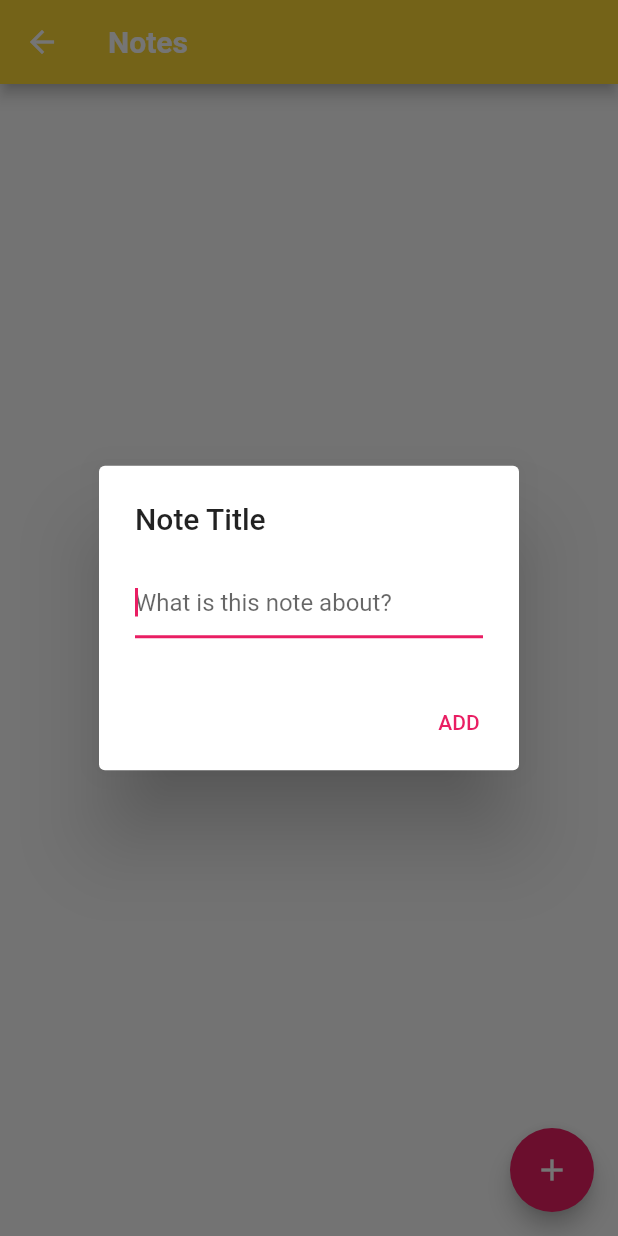
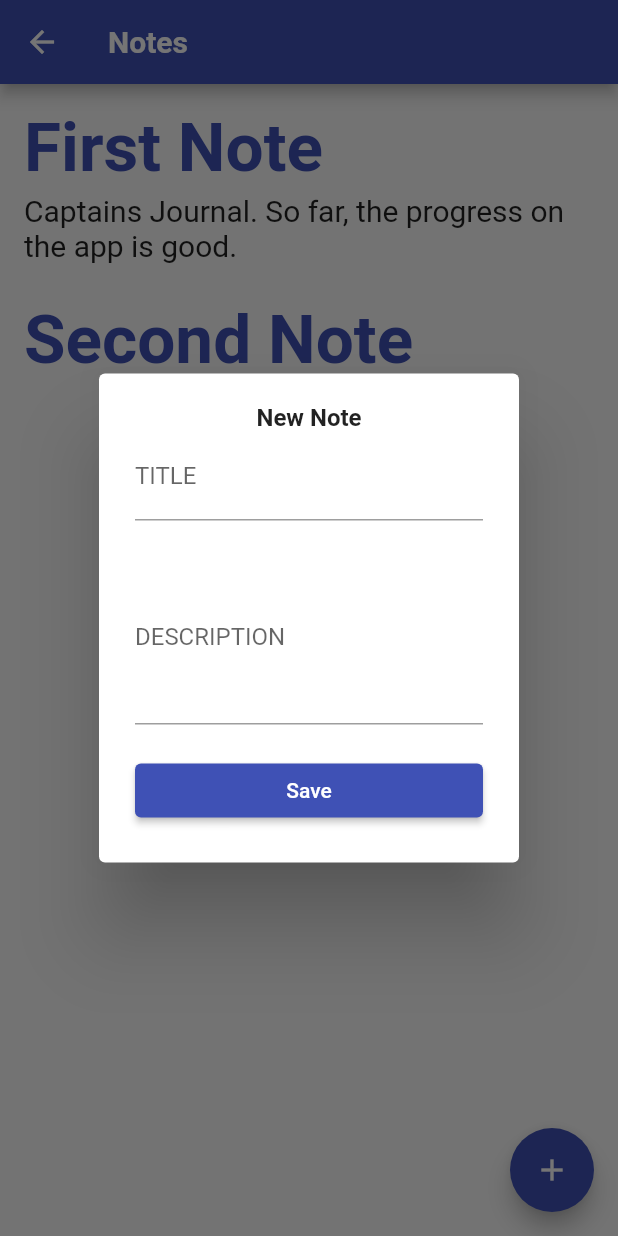
Before and after one commit to albertoMihailSala/productivity_app, a Flutter app: the NoteMenu screen opened directly, after a tap on the "add" icon, on a phone screen of 412 x 824 dp. Run offline on Flutter 3.47's test engine with Material 2 defaults, Android fonts, the phone set to English and light mode, and no system bars; drawn by our look-alikes of flutter_slidable; our stand-ins replace email_validator, firebase_auth, firebase_core; accounts and stored records are empty.

Commit message:
UI Update - Display / Add / Edit / Delete Notes

```diff
--- a/lib/main.dart
+++ b/lib/main.dart
@@ -1,6 +1,8 @@
 import 'package:flutter/material.dart';
 import 'package:firebase_core/firebase_core.dart';
 import 'package:firebase_auth/firebase_auth.dart';
+import 'package:productivity_app/provider/note_provider.dart';
+import 'package:provider/provider.dart';
 import 'auth_page.dart';
 import 'verify_email_page.dart';
 import 'utils.dart';
@@ -8,6 +10,7 @@ import 'utils.dart';
 //ignore_for_file: prefer_const_constructors
 
 //void main () => runApp(MyApp());
+//FIREBASE SYNTAX
 Future main() async {
   WidgetsFlutterBinding.ensureInitialized();
   await Firebase.initializeApp();
@@ -20,21 +23,22 @@ final navigatorKey = GlobalKey<NavigatorState>();
 
 class MyApp extends StatelessWidget{
   @override
-  Widget build(BuildContext context){
-    return MaterialApp(
+  Widget build(BuildContext context) => ChangeNotifierProvider(
+    create: (context) => NoteProvider(),
+    child: MaterialApp(
       //For Utils
       scaffoldMessengerKey: Utils.messengerKey,
       //For Sign Up - Sign In navigation
       navigatorKey: navigatorKey,
       title: 'ProductivityApp',
       theme: ThemeData(
-        primarySwatch: Colors.pink,
+        primarySwatch: Colors.indigo,
       ),
       home: Authentication(),
       //Disables Debug banner
       debugShowCheckedModeBanner: false,
-    );
-  }
+    ),
+  );
 }
 
 class Authentication extends StatelessWidget{
--- a/lib/menu.dart
+++ b/lib/menu.dart
@@ -9,7 +9,7 @@ class Menu extends StatelessWidget{
   @override
   Widget build(BuildContext context){
     //Informații utilizator
-    final user = FirebaseAuth.instance.currentUser!;
+    //final user = FirebaseAuth.instance.currentUser!;
 
     return Scaffold(
       //Centering the buttons
@@ -26,6 +26,7 @@ class Menu extends StatelessWidget{
             //<ProductivityApp Logo>
             Text("What do you need?",
               style: TextStyle(
+                color: Theme.of(context).colorScheme.primary,
                 fontSize: 40,
                 fontWeight: FontWeight.bold,
               ),
@@ -100,14 +101,14 @@ class Menu extends StatelessWidget{
               ),
             ),
             SizedBox(
-              height: 10,
+              height: 20,
             ),
             ElevatedButton(
                 onPressed: () => FirebaseAuth.instance.signOut(),
                 child: Text('Sign Out'),
             ),
             SizedBox(
-              height: 30,
+              height: 20,
             ),
             //Politehnica Logo
             Image.asset('assets/Logo_Politehnica.png', height: 110, width: 110,),
--- /dev/null
+++ b/lib/notes/add_note_popup.dart
@@ -0,0 +1,63 @@
+import 'package:flutter/material.dart';
+import 'note_form_widget.dart';
+import 'note_class.dart';
+import 'package:provider/provider.dart';
+import 'package:productivity_app/provider/note_provider.dart';
+//ignore_for_file: prefer_const_constructors
+
+class AddNotePopup extends StatefulWidget {
+  //const AddNotePopup({Key? key}) : super(key: key);
+
+  @override
+  State<AddNotePopup> createState() => _AddNotePopupState();
+}
+
+class _AddNotePopupState extends State<AddNotePopup> {
+  //GLOBAL KEY TO VALIDATE TITLE
+  final _formKey = GlobalKey<FormState>();
+  String title = '';
+  String description = '';
+
+  @override
+  Widget build(BuildContext context) => AlertDialog(
+    content: Form(
+      key: _formKey,
+      child: Column(
+        mainAxisSize: MainAxisSize.min,
+        children: [
+          Text(
+              'New Note',
+              style: TextStyle(
+                fontWeight: FontWeight.bold,
+              ),
+              textAlign: TextAlign.center,
+          ),
+          NoteFormWidget(
+            onChangedTitle: (title) => setState(() => this.title = title),
+            onChangedDescription: (description) => setState(() => this.description = description),
+            onSavedNote: addNote,
+          ),
+        ],
+      ),
+    ),
+  );
+
+  void addNote() {
+    final isValid = _formKey.currentState!.validate();
+
+    if(!isValid){
+      return;
+    }
+    else {
+      final newNote = Note(
+        id: DateTime.now().toString(),
+        title: title,
+        description: description,
+      );
+      final provider = Provider.of<NoteProvider>(context, listen: false);
+      provider.addNote(newNote);
+      //HIDE ALERT DIALOG
+      Navigator.of(context).pop();
+    }
+  }
+}
--- /dev/null
+++ b/lib/notes/edit_note_page.dart
@@ -0,0 +1,70 @@
+import 'package:flutter/material.dart';
+import 'package:productivity_app/notes/note_form_widget.dart';
+import 'note_class.dart';
+import 'note_form_widget.dart';
+import 'package:provider/provider.dart';
+import 'package:productivity_app/provider/note_provider.dart';
+//ignore_for_file: prefer_const_constructors
+
+class EditNotePage extends StatefulWidget {
+  final Note note;
+
+  const EditNotePage({
+    Key? key,
+    required this.note
+  }) : super(key: key);
+
+  @override
+  State<EditNotePage> createState() => _EditNotePageState();
+}
+
+class _EditNotePageState extends State<EditNotePage> {
+  String title ='';
+  String description = '';
+
+  final _formKey = GlobalKey<FormState>();
+
+  @override
+  void initState(){
+    super.initState();
+    //TAKE THE CURRENT TITLE & DESCRIPTION
+    title = widget.note.title;
+    description = widget.note.description;
+  }
+
+  @override
+  Widget build(BuildContext context) => Scaffold (
+    appBar: AppBar(
+      title: Text('Edit note'),
+    ),
+    body: Padding(
+      padding: EdgeInsets.all(16),
+      child: Form(
+        key: _formKey,
+        child: NoteFormWidget(
+          title: title,
+          description: description,
+          onChangedTitle: (title) => setState(() => this.title = title),
+          onChangedDescription: (description) =>
+            setState(() => this.description = description),
+          onSavedNote: saveEditedNote,
+        ),
+      ),
+    ),
+  );
+
+  void saveEditedNote() {
+    final isValid = _formKey.currentState!.validate();
+
+    if (!isValid){
+      return;
+    }
+    else {
+      final provider = Provider.of<NoteProvider>(context, listen: false);
+
+      provider.updateNote(widget.note, title, description);
+      //EXIT EDIT PAGE AFTER UPDATE
+      Navigator.of(context).pop();
+    }
+  }
+}
--- /dev/null
+++ b/lib/notes/note_class.dart
@@ -0,0 +1,11 @@
+class Note {
+  String id;
+  String title;
+  String description;
+
+  Note({
+    this.id ='',
+    required this.title,
+    this.description = '',
+  });
+}
--- a/lib/notes/note_detail.dart
+++ /dev/null
@@ -1,27 +0,0 @@
-import 'package:flutter/material.dart';
-//ignore_for_file: prefer_const_constructors
-
-class NoteDetail extends StatefulWidget {
-  //const NoteDetail({Key? key}) : super(key: key);
-
-  @override
-  State<NoteDetail> createState() => _NoteDetailState();
-}
-
-//Editing the note
-class _NoteDetailState extends State<NoteDetail> {
-  @override
-  Widget build(BuildContext context) {
-    return Scaffold(
-      appBar: AppBar(
-        title: Text('Note Details'),
-      ),
-
-      body: Center(
-        child: ListView(
-
-        ),
-      )
-    );
-  }
-}
--- /dev/null
+++ b/lib/notes/note_form_widget.dart
@@ -0,0 +1,80 @@
+import 'package:flutter/material.dart';
+//ignore_for_file: prefer_const_constructors
+
+class NoteFormWidget extends StatelessWidget {
+  final String title;
+  final String description;
+  final ValueChanged<String> onChangedTitle;
+  final ValueChanged<String> onChangedDescription;
+  final VoidCallback onSavedNote;
+
+  //CONSTRUCTOR
+  const NoteFormWidget({
+    Key? key,
+    this.title = '',
+    this.description = '',
+    required this.onChangedTitle,
+    required this.onChangedDescription,
+    required this. onSavedNote,
+  }) : super(key: key);
+
+  @override
+  Widget build(BuildContext context) => Column(
+    //mainAxisAlignment: MainAxisAlignment.center,
+    mainAxisSize: MainAxisSize.min,
+    crossAxisAlignment: CrossAxisAlignment.center,
+    children: [
+      buildTitle(),
+      SizedBox(height: 20),
+      buildDescription(),
+      SizedBox(height: 20),
+      buildSaveButton(),
+    ],
+  );
+
+  Widget buildTitle() => TextFormField(
+    //TITLE FIELD ALWAYS STARTS EMPTY
+    initialValue: title,
+    //GIVING THE TITLE THE CHARACTERS
+    onChanged: onChangedTitle,
+
+    //MAXIMUM LINES ALLOWED
+    maxLines: 1,
+
+    //TITLE CAN'T BE EMPTY
+    validator: (title){
+      if(title!.isEmpty){
+        return 'Title cannot be empty';
+      }
+      return null;
+    },
+
+    decoration: InputDecoration(
+        labelText: 'TITLE'),
+  );
+
+  Widget buildDescription() => TextFormField(
+    //TITLE FIELD ALWAYS STARTS EMPTY
+    initialValue: description,
+    //GIVING THE TITLE THE CHARACTERS
+    onChanged: onChangedDescription,
+
+    //MAXIMUM LINES ALLOWED
+    maxLines: 4,
+
+    decoration: InputDecoration(
+        labelText: 'DESCRIPTION'),
+  );
+
+  Widget buildSaveButton() => SizedBox(
+    //ALOWS SAVE BUTTON TO TAKE THE WHOLE WIDTH
+    width: double.infinity,
+    child: ElevatedButton(
+              onPressed: onSavedNote,
+              child: Text(
+                        'Save',
+                        textAlign: TextAlign.center
+                         ),
+            ),
+  );
+}
--- /dev/null
+++ b/lib/notes/note_list_widget.dart
@@ -0,0 +1,38 @@
+import 'package:flutter/material.dart';
+import 'package:provider/provider.dart';
+import 'note_widget.dart';
+import 'package:productivity_app/provider/note_provider.dart';
+//ignore_for_file: prefer_const_constructors
+
+class NoteListWidget extends StatelessWidget {
+  //const NoteListWidget({Key? key}) : super(key: key);
+
+  @override
+  Widget build(BuildContext context) {
+    final provider = Provider.of<NoteProvider>(context);
+    final notes = provider.notes;
+
+    return notes.isEmpty
+      ? Center(
+      child: Text(
+        'THE NOTE LIST IS EMPTY',
+        style: TextStyle(
+          fontWeight: FontWeight.bold,
+          fontSize: 20,
+            ),
+          ),
+      )
+      : ListView.separated(
+          //BOUNCING EFFECT
+          physics: BouncingScrollPhysics(),
+          padding: EdgeInsets.all(16),
+          itemBuilder: (context, index) {
+            final note = notes[index];
+
+            return NoteWidget(note: note);
+          },
+          separatorBuilder: (context, index) => Container(height: 25),
+          itemCount: notes.length);
+
+  }
+}
--- a/lib/notes/note_menu.dart
+++ b/lib/notes/note_menu.dart
@@ -1,4 +1,8 @@
 import 'package:flutter/material.dart';
+import 'package:productivity_app/provider/note_provider.dart';
+import 'package:provider/provider.dart';
+import 'add_note_popup.dart';
+import 'note_list_widget.dart';
 //ignore_for_file: prefer_const_constructors
 
 class NoteMenu extends StatefulWidget {
@@ -10,26 +14,23 @@ class NoteMenu extends StatefulWidget {
 
 //The page where all notes are displayed
 class _NoteMenuState extends State<NoteMenu> {
-  //Initial number of notes
-  int count = 0;
 
   @override
-  Widget build(BuildContext context) {
-    return Scaffold(
+  Widget build(BuildContext context) => Scaffold(
         appBar: AppBar(
-        backgroundColor: Colors.yellow.shade600,
           title: Text('Notes',
             style: TextStyle(
               fontWeight: FontWeight.bold,
             ),
           ),
         ),
-      body: getNoteListView(),
+        body: NoteListWidget(),
 
         floatingActionButton: FloatingActionButton(
-          onPressed: () {
-            addNotePopup();
-          },
+            onPressed: () => showDialog(
+                context: context,
+               builder: (BuildContext context) => AddNotePopup(),
+           ),
             //When long-pressed, button displays this text
             tooltip: 'Add',
             //Icon
@@ -37,46 +38,3 @@ class _NoteMenuState extends State<NoteMenu> {
         ),
       );
 }
-
-  ListView getNoteListView(){
-
-    //TextStyle titleStyle = Theme.of(context).textTheme.subhead;
-    return ListView.builder(
-        //How many notes there are to build
-        itemCount: count,
-        //Convert each item into a widget
-        itemBuilder: (BuildContext context, int position){
-          return Card(
-            color: Colors.yellow.shade600,
-            child: ListTile(
-              title: Text('To Be Continued'),
-              onTap: (){
-
-              }
-            ),
-          );
-        }
-    );
-  }
-
-  Future addNotePopup() => showDialog(
-      context: context,
-      builder: (context) => AlertDialog(
-        title: Text('Note Title'),
-        content: TextField(
-          //Brings up keyboard when button is pressed
-          autofocus: true,
-          //Access the value
-          decoration: InputDecoration(hintText: 'What is this note about?'),
-        ),
-        actions: [
-          TextButton(
-            child: Text('ADD'),
-            onPressed: () {
-
-              },
-          ),
-        ],
-      ),
-  );
-}
--- /dev/null
+++ b/lib/notes/note_utils.dart
@@ -0,0 +1,9 @@
+import 'package:flutter/material.dart';
+//ignore_for_file: prefer_const_constructors
+
+class NoteUtils {
+  static void showSnackBar(BuildContext context, String text) =>
+      Scaffold.of(context)
+      ..removeCurrentSnackBar()
+      ..showSnackBar(SnackBar(content: Text(text)));
+}
--- /dev/null
+++ b/lib/notes/note_widget.dart
@@ -0,0 +1,98 @@
+import 'package:flutter/material.dart';
+import 'package:flutter_slidable/flutter_slidable.dart';
+import 'note_class.dart';
+import 'package:provider/provider.dart';
+import 'package:productivity_app/provider/note_provider.dart';
+import 'note_utils.dart';
+import 'edit_note_page.dart';
+//ignore_for_file: prefer_const_constructors
+
+class NoteWidget extends StatelessWidget {
+  //const NoteWidget({Key? key}) : super(key: key);
+
+  final Note note;
+
+  const NoteWidget({
+    required this.note,
+    Key? key,
+}) : super(key: key);
+
+  //SLIDABLE - BUTOANELE PENTRU EDIT & DELETE
+  @override
+  Widget build(BuildContext context) => Slidable(
+    key: Key(note.id),
+    startActionPane: ActionPane(
+      motion: DrawerMotion(),
+      children: [
+        SlidableAction(
+            onPressed: (context) => editNote(context, note),
+            backgroundColor: Colors.lightGreen,
+            foregroundColor: Colors.white,
+            icon: Icons.edit,
+            label: 'Edit',
+        ),
+      ],
+    ),
+
+    child: buildNote(context),  //CONTEXT
+
+    endActionPane: ActionPane(
+      motion: DrawerMotion(),
+      children: [
+        SlidableAction(
+          onPressed: (context) => deleteNote(context, note),
+          backgroundColor: Colors.red,
+          foregroundColor: Colors.white,
+          icon: Icons.delete,
+          label: 'Delete',
+        ),
+      ],
+    ),
+  );
+
+  Widget buildNote(BuildContext context) => Container(
+    child: Row(
+      children: [
+        Expanded(
+            child: Column(
+              crossAxisAlignment: CrossAxisAlignment.start,
+              children: [
+                Text(
+                  note.title,
+                  style: TextStyle(
+                    fontWeight: FontWeight.bold,
+                    fontSize: 45,
+                    color: Theme.of(context).colorScheme.secondary,
+                  ),
+                ),
+                if(note.description.isNotEmpty)
+                  Container(
+                    margin: EdgeInsets.only(top: 4),
+                    child: Text(
+                      note.description,
+                      style: TextStyle(
+                        fontSize: 20,
+                      ),
+                      maxLines: 6,
+                    ),
+                  ),
+              ],
+            ),
+        ),
+      ],
+    ),
+  );
+
+  void editNote(BuildContext context, Note note) => Navigator.of(context).push(
+    MaterialPageRoute(builder: (context) => EditNotePage(note: note),
+    ),
+  );
+
+  void deleteNote (BuildContext context, Note note){
+    final provider = Provider.of<NoteProvider>(context, listen: false);
+    provider.removeNote(note);
+
+    //DISPLAY MESSAGE
+    NoteUtils.showSnackBar(context, 'Note deleted');
+  }
+}
--- /dev/null
+++ b/lib/provider/note_provider.dart
@@ -0,0 +1,37 @@
+import 'package:flutter/material.dart';
+import 'package:productivity_app/notes/note_class.dart';
+//ignore_for_file: prefer_const_constructors
+
+class NoteProvider extends ChangeNotifier {
+  List<Note> _notes = [
+    Note(
+      title: 'First Note',
+      description: 'Captains Journal. So far, the progress on the app is good.'
+    ),
+    Note(
+      title: 'Second Note',
+    ),
+  ];
+
+  List<Note> get notes => _notes.toList();
+
+  void addNote(Note note){
+    _notes.add(note);
+    //PROVIDER UPDATES UI
+    notifyListeners();
+  }
+
+  void removeNote(Note note){
+    _notes.remove(note);
+
+    notifyListeners();
+  }
+
+  //EDIT NOTE
+  void updateNote(Note note, String title, String description) {
+    note.title = title;
+    note.description = description;
+
+    notifyListeners();
+  }
+}
--- a/pubspec.yaml
+++ b/pubspec.yaml
@@ -43,6 +43,12 @@ dependencies:
 
   #Email Validator
   email_validator: ^2.0.1
+
+  #State Management
+  provider: ^6.0.3
+
+  #Slidable
+  flutter_slidable: ^1.3.0
 
 dev_dependencies:
   flutter_test:
```
Also changed, not shown: pubspec.lock. Lines whose indentation alone changed are shown as unchanged.
